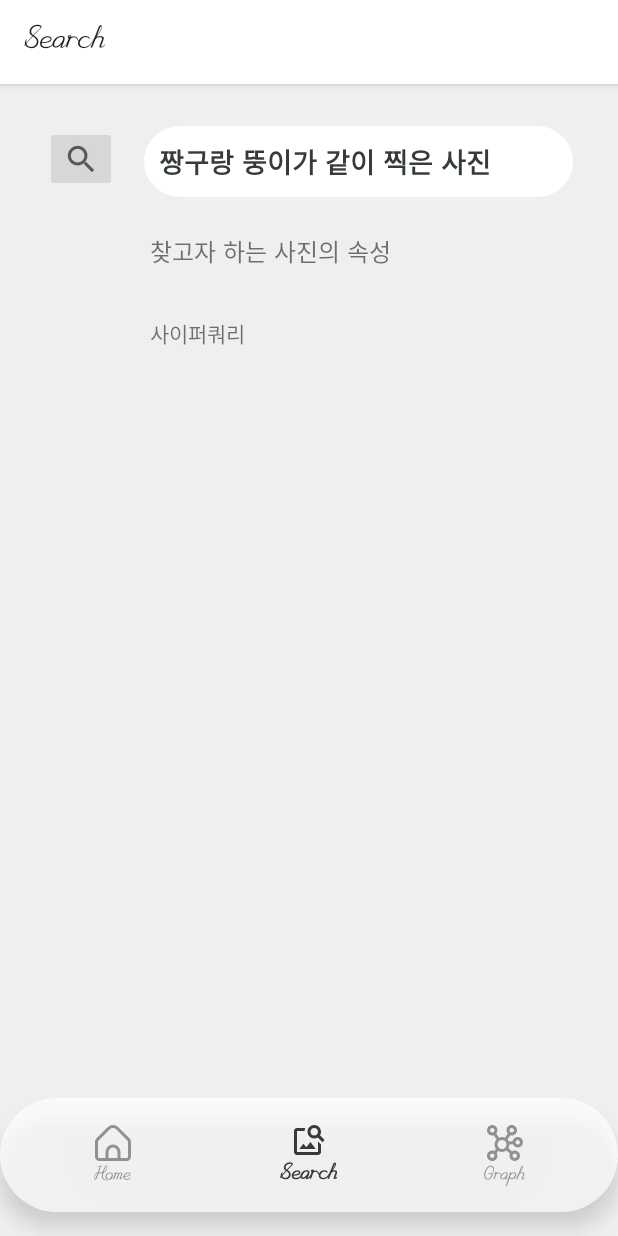
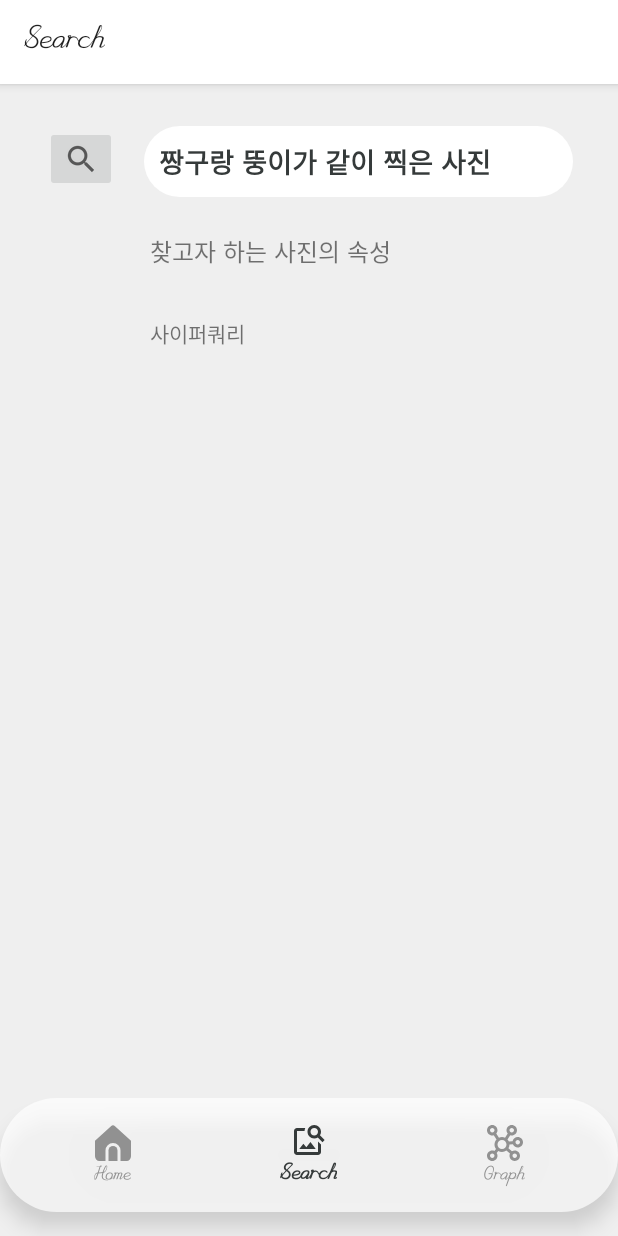
Before and after one commit to GoldenApple-Hwang/MetaSearch_Android, an Android app: the screen it shows after launch (MainActivity), item 2 of the bottom bar chosen, on a phone screen of 412 x 824 dp. Run offline under Robolectric (Android 15) with nearby library versions, the light colour scheme and no system bars; our stand-ins replace CircleImageView, navigation-ui; libraries missing offline, so code that uses them is left out: org.neo4j.driver; plain views replace SpinKitView; pictures from the network do not load; 1 statement that could not run was skipped.

Commit message:
style: 필요한 아이콘 추가 및 변경
- 좋아요 표시할 아이콘
- 홈 화면 아이콘
- 검색 아이콘

```diff
--- a/app/src/main/res/drawable/icon_home.xml
+++ b/app/src/main/res/drawable/icon_home.xml
@@ -1 +1 @@
-<vector xmlns:android="http://schemas.android.com/apk/res/android" android:width="24dp" android:height="24dp" android:viewportWidth="24" android:viewportHeight="24" android:tint="?attr/colorControlNormal"><path android:fillColor="@android:color/white" android:pathData="M23.121,9.069,15.536,1.483a5.008,5.008,0,0,0-7.072,0L.879,9.069A2.978,2.978,0,0,0,0,11.19v9.817a3,3,0,0,0,3,3H21a3,3,0,0,0,3-3V11.19A2.978,2.978,0,0,0,23.121,9.069ZM15,22.007H9V18.073a3,3,0,0,1,6,0Zm7-1a1,1,0,0,1-1,1H17V18.073a5,5,0,0,0-10,0v3.934H3a1,1,0,0,1-1-1V11.19a1.008,1.008,0,0,1,.293-.707L9.878,2.9a3.008,3.008,0,0,1,4.244,0l7.585,7.586A1.008,1.008,0,0,1,22,11.19Z"/></vector>
+<vector xmlns:android="http://schemas.android.com/apk/res/android" android:width="24dp" android:height="24dp" android:viewportWidth="24" android:viewportHeight="24" android:tint="?attr/colorControlNormal"><path android:fillColor="@android:color/white" android:pathData="M12,14a3,3,0,0,0-3,3v7.026h6V17A3,3,0,0,0,12,14Z"/><path android:fillColor="@android:color/white" android:pathData="M13.338.833a2,2,0,0,0-2.676,0L0,10.429v10.4a3.2,3.2,0,0,0,3.2,3.2H7V17a5,5,0,0,1,10,0v7.026h3.8a3.2,3.2,0,0,0,3.2-3.2v-10.4Z"/></vector>
--- /dev/null
+++ b/app/src/main/res/drawable/icon_like.xml
@@ -0,0 +1 @@
+<vector xmlns:android="http://schemas.android.com/apk/res/android" android:width="24dp" android:height="24dp" android:viewportWidth="24" android:viewportHeight="24" android:tint="?attr/colorControlNormal"><path android:fillColor="@android:color/white" android:pathData="M17.5,1.917a6.4,6.4,0,0,0-5.5,3.3,6.4,6.4,0,0,0-5.5-3.3A6.8,6.8,0,0,0,0,8.967c0,4.547,4.786,9.513,8.8,12.88a4.974,4.974,0,0,0,6.4,0C19.214,18.48,24,13.514,24,8.967A6.8,6.8,0,0,0,17.5,1.917Z"/></vector>
--- /dev/null
+++ b/app/src/main/res/drawable/icon_search.xml
@@ -0,0 +1 @@
+<vector xmlns:android="http://schemas.android.com/apk/res/android" android:width="24dp" android:height="24dp" android:viewportWidth="24" android:viewportHeight="24" android:tint="?attr/colorControlNormal"><path android:fillColor="@android:color/white" android:pathData="M24,22.586l-6.257-6.258a10,10,0,1,0-1.415,1.415L22.586,24Z"/></vector>
```
